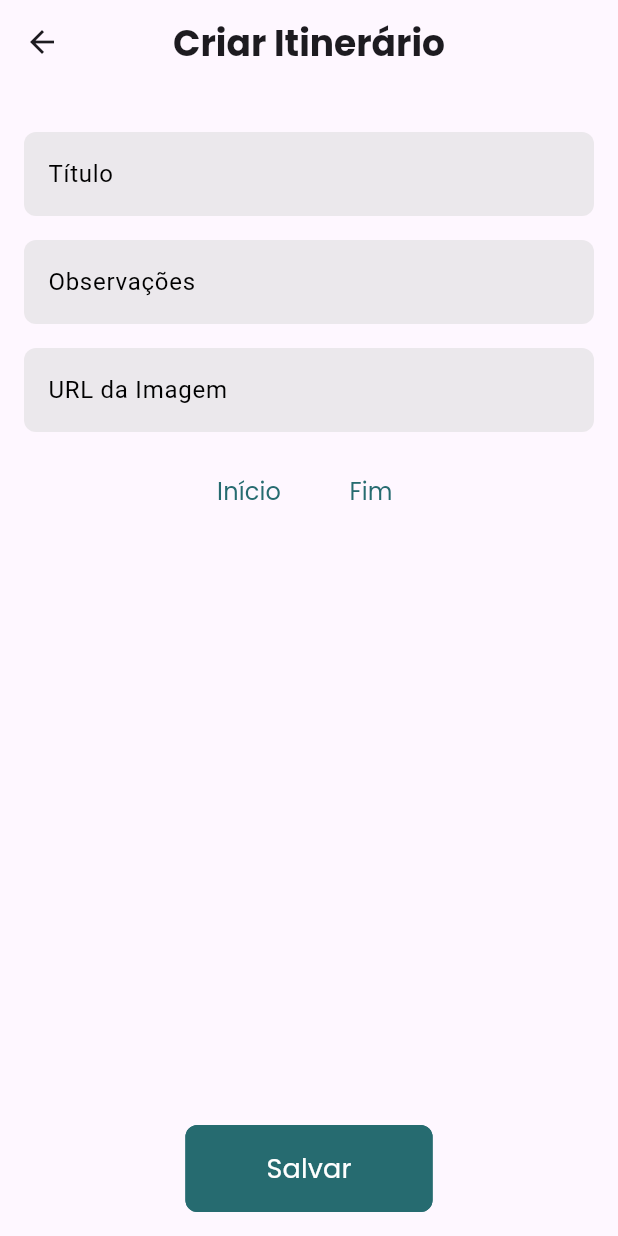
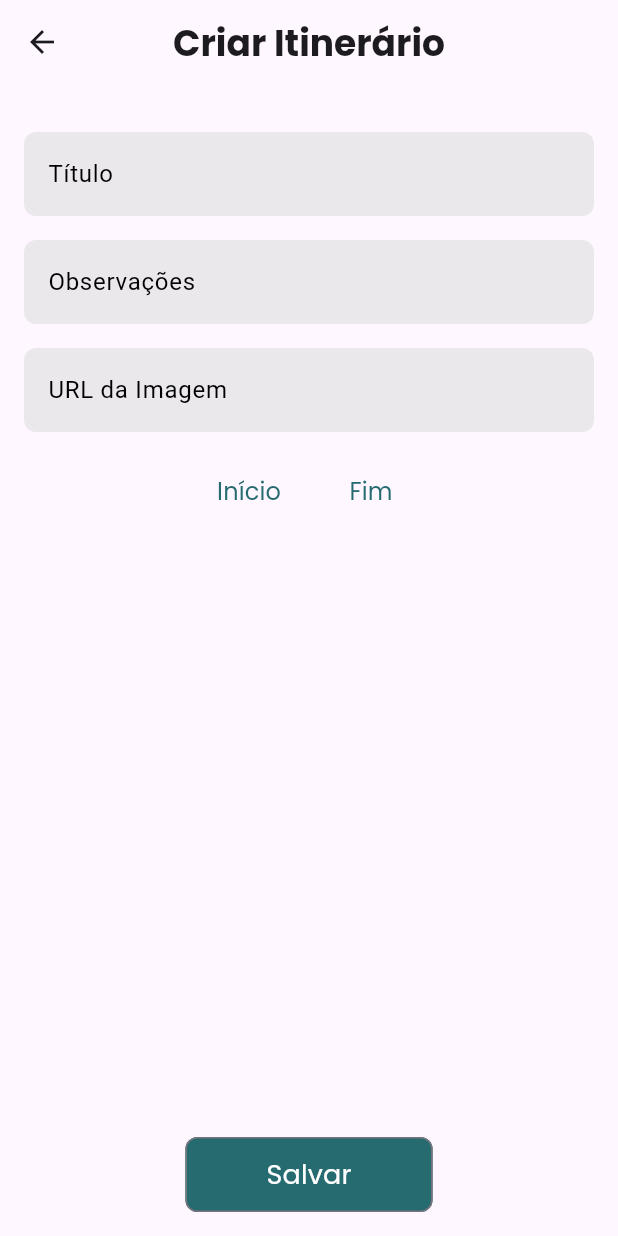
Before and after one commit to ste-coding/dsi-grupo05, a Flutter app: the CreateItinerarioPage screen opened directly with empty values, on a phone screen of 412 x 824 dp. Run offline on Flutter 3.47's test engine with Material 3 defaults, Android fonts, the phone set to English and light mode, and no system bars; our stand-ins replace brasil_fields, cloud_firestore, dartz, dio, firebase_auth, firebase_core and 2 more; accounts and stored records are empty; network calls fail.

Commit message:
padrao edit

```diff
--- a/lib/views/avaliacoes.page.dart
+++ b/lib/views/avaliacoes.page.dart
@@ -108,9 +108,11 @@ class _AvaliacoesPageState extends State<AvaliacoesPage> {
                         SnackBar(content: Text('Avaliação excluída', style: TextStyle(fontFamily: 'Poppins'))),
                       );
                     },
+
                     child: Card(
                       margin: const EdgeInsets.symmetric(vertical: 8),
                       child: ListTile(
+                        onTap: ()=> abrirTelaAvaliacao(index: index),
                         title: Text(avaliacao["local"], style: TextStyle(fontFamily: 'Poppins', fontWeight: FontWeight.bold)),
                         subtitle: Column(
                           crossAxisAlignment: CrossAxisAlignment.start,
@@ -128,10 +130,6 @@ class _AvaliacoesPageState extends State<AvaliacoesPage> {
                               }),
                             ),
                           ],
-                        ),
-                        trailing: IconButton(
-                          icon: Icon(Icons.edit, color: Colors.blue),
-                          onPressed: () => abrirTelaAvaliacao(index: index),
                         ),
                       ),
                     ),
--- a/lib/views/criar_itinerario.page.dart
+++ b/lib/views/criar_itinerario.page.dart
@@ -175,10 +175,10 @@ class _CreateItinerarioPageState extends State<CreateItinerarioPage> {
                       Navigator.pop(context);
                     }
                   },
-                  style: OutlinedButton.styleFrom(
-                    side: BorderSide(color: Color(0xFF266B70), width: 2),
-                    padding: EdgeInsets.symmetric(vertical: 16),
+                  style: ElevatedButton.styleFrom(
                     backgroundColor: Color(0xFF266B70),
+                    foregroundColor: Colors.white,
+                    padding: EdgeInsets.symmetric(vertical: 12, horizontal: 24),
                     shape: RoundedRectangleBorder(
                       borderRadius: BorderRadius.circular(8),
                     ),
@@ -186,7 +186,9 @@ class _CreateItinerarioPageState extends State<CreateItinerarioPage> {
                   child: Text(
                     'Salvar',
                     style: TextStyle(
-                        fontFamily: 'Poppins', fontSize: 18, color: Colors.white),
+                        fontFamily: 'Poppins',
+                        fontSize: 18,
+                        color: Colors.white),
                   ),
                 ),
               ),
--- a/lib/views/itinerario.page.dart
+++ b/lib/views/itinerario.page.dart
@@ -32,7 +32,7 @@ class ItinerariosPage extends StatelessWidget {
         leading: IconButton(
           icon: const Icon(Icons.arrow_back, color: Colors.black),
           onPressed: () {
-            Navigator.pop(context);
+            Navigator.pushNamed(context, '/menu');
           },
         ),
       ),
--- a/lib/widgets/roteiro_tab.dart
+++ b/lib/widgets/roteiro_tab.dart
@@ -90,6 +90,7 @@ class _RoteiroTabState extends State<RoteiroTab> {
           style: TextStyle(
             fontFamily: 'Poppins',
             fontWeight: FontWeight.bold,
+            fontSize: 24,
           ),
         ),
         centerTitle: true,
```
Also changed, not shown: lib/widgets/checklist_tab.dart (+23 -12 lines).
